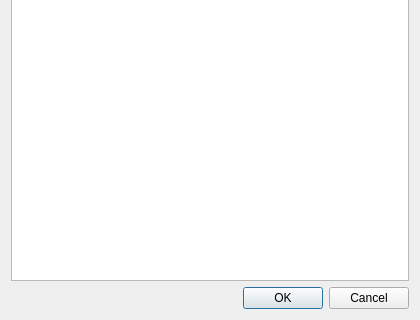
The window that src/ui/qgsattributeloadfrommap.ui (qgis/QGIS) describes before a commit, drawn with Qt 5; both pictures show x 0 to 420 and y 258 to 578 of the 420 by 578 pixel window.
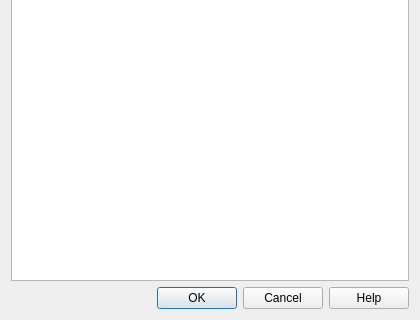
The same window after the commit. Custom widgets are drawn as their Qt base class.

Commit message: Add hep button and remember dialog placement

Diff of the .ui file:
```diff
--- a/src/ui/qgsattributeloadfrommap.ui
+++ b/src/ui/qgsattributeloadfrommap.ui
@@ -89,7 +89,7 @@
       <enum>Qt::Horizontal</enum>
      </property>
      <property name="standardButtons">
-      <set>QDialogButtonBox::Cancel|QDialogButtonBox::Ok</set>
+      <set>QDialogButtonBox::Cancel|QDialogButtonBox::Help|QDialogButtonBox::Ok</set>
      </property>
     </widget>
    </item>
```
The commit also changes 1 other file.
